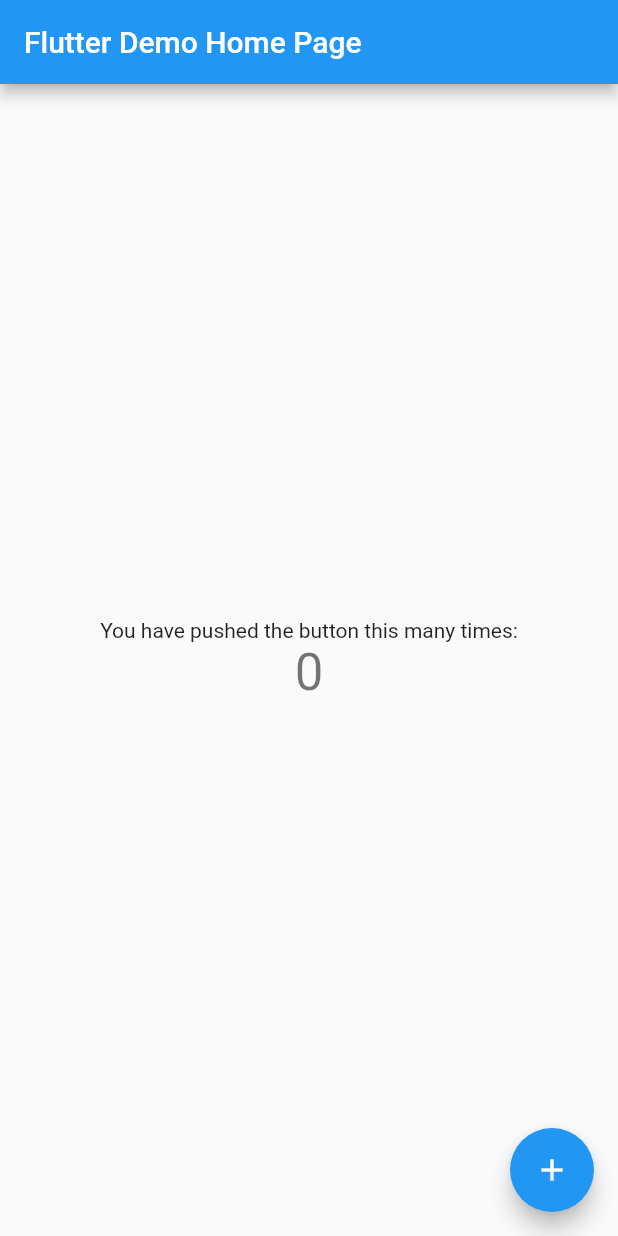
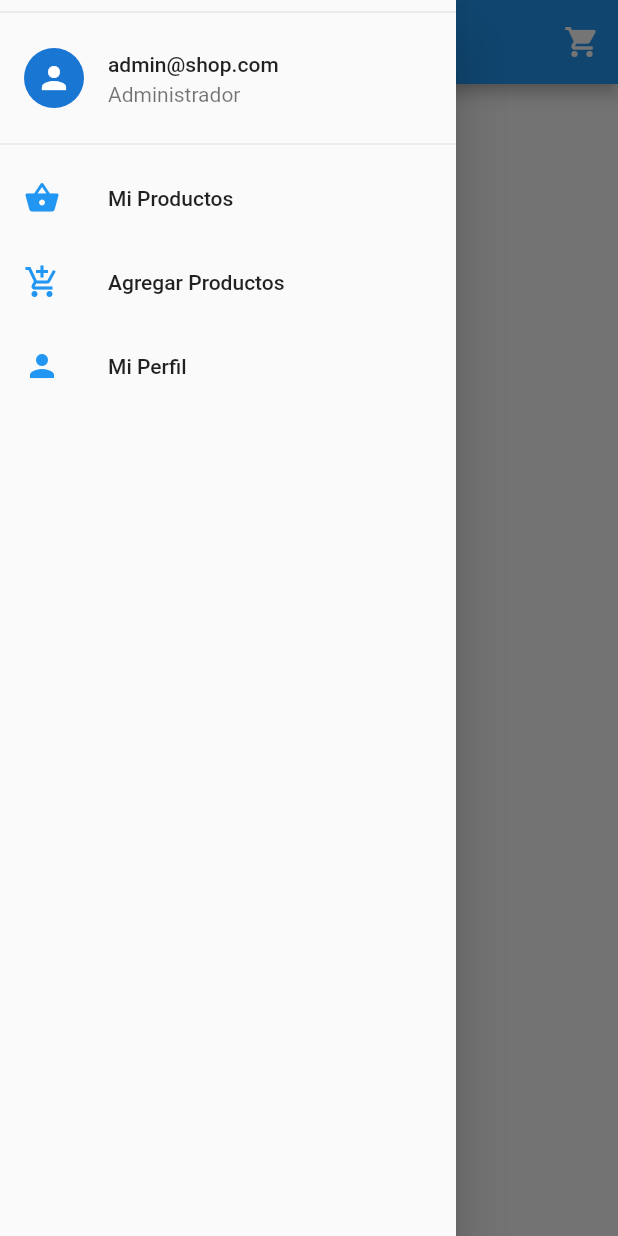
Before and after one commit to Endersonfs/Curso-Flutter-GDG-SD--Tareas, a Flutter app: the screen it shows after launch, with the side drawer open (before the commit the screen has no drawer), on a phone screen of 412 x 824 dp. Run offline on Flutter 3.47's test engine with Material 2 defaults, Android fonts, the phone set to English and light mode, and no system bars.

Commit message:
Agregando lisa de articulos a la tienda

```diff
--- a/Tienda/lib/main.dart
+++ b/Tienda/lib/main.dart
@@ -1,3 +1,5 @@
+import 'package:Tienda/screen/home_screen.dart';
+import 'package:Tienda/screen/products_screen.dart';
 import 'package:flutter/material.dart';
 
 void main() => runApp(MyApp());
@@ -7,105 +9,15 @@ class MyApp extends StatelessWidget {
   @override
   Widget build(BuildContext context) {
     return MaterialApp(
-      title: 'Flutter Demo',
+      title: 'Tienda',
       theme: ThemeData(
-        // This is the theme of your application.
-        //
-        // Try running your application with "flutter run". You'll see the
-        // application has a blue toolbar. Then, without quitting the app, try
-        // changing the primarySwatch below to Colors.green and then invoke
-        // "hot reload" (press "r" in the console where you ran "flutter run",
-        // or simply save your changes to "hot reload" in a Flutter IDE).
-        // Notice that the counter didn't reset back to zero; the application
-        // is not restarted.
         primarySwatch: Colors.blue,
       ),
-      home: MyHomePage(title: 'Flutter Demo Home Page'),
+       home: HomeScreen(),
+        routes: {
+          // HomeScreen.routename: (_)=> HomeScreen(),
+          ProductScreen.routename: (_)=>ProductScreen(),
+        },
     );
   }
 }
-
-class MyHomePage extends StatefulWidget {
-  MyHomePage({Key key, this.title}) : super(key: key);
-
-  // This widget is the home page of your application. It is stateful, meaning
-  // that it has a State object (defined below) that contains fields that affect
-  // how it looks.
-
-  // This class is the configuration for the state. It holds the values (in this
-  // case the title) provided by the parent (in this case the App widget) and
-  // used by the build method of the State. Fields in a Widget subclass are
-  // always marked "final".
-
-  final String title;
-
-  @override
-  _MyHomePageState createState() => _MyHomePageState();
-}
-
-class _MyHomePageState extends State<MyHomePage> {
-  int _counter = 0;
-
-  void _incrementCounter() {
-    setState(() {
-      // This call to setState tells the Flutter framework that something has
-      // changed in this State, which causes it to rerun the build method below
-      // so that the display can reflect the updated values. If we changed
-      // _counter without calling setState(), then the build method would not be
-      // called again, and so nothing would appear to happen.
-      _counter++;
-    });
-  }
-
-  @override
-  Widget build(BuildContext context) {
-    // This method is rerun every time setState is called, for instance as done
-    // by the _incrementCounter method above.
-    //
-    // The Flutter framework has been optimized to make rerunning build methods
-    // fast, so that you can just rebuild anything that needs updating rather
-    // than having to individually change instances of widgets.
-    return Scaffold(
-      appBar: AppBar(
-        // Here we take the value from the MyHomePage object that was created by
-        // the App.build method, and use it to set our appbar title.
-        title: Text(widget.title),
-      ),
-      body: Center(
-        // Center is a layout widget. It takes a single child and positions it
-        // in the middle of the parent.
-        child: Column(
-          // Column is also a layout widget. It takes a list of children and
-          // arranges them vertically. By default, it sizes itself to fit its
-          // children horizontally, and tries to be as tall as its parent.
-          //
-          // Invoke "debug painting" (press "p" in the console, choose the
-          // "Toggle Debug Paint" action from the Flutter Inspector in Android
-          // Studio, or the "Toggle Debug Paint" command in Visual Studio Code)
-          // to see the wireframe for each widget.
-          //
-          // Column has various properties to control how it sizes itself and
-          // how it positions its children. Here we use mainAxisAlignment to
-          // center the children vertically; the main axis here is the vertical
-          // axis because Columns are vertical (the cross axis would be
-          // horizontal).
-          mainAxisAlignment: MainAxisAlignment.center,
-          children: <Widget>[
-            Text(
-              'You have pushed the button this many times:',
-            ),
-            Text(
-              '$_counter',
-              style: Theme.of(context).textTheme.headline4,
-            ),
-          ],
-        ),
-      ),
-      floatingActionButton: FloatingActionButton(
-        onPressed: _incrementCounter,
-        tooltip: 'Increment',
-        child: Icon(Icons.add),
-      ), // This trailing comma makes auto-formatting nicer for build methods.
-    );
-  }
-}
--- /dev/null
+++ b/Tienda/lib/modal/perfil.dart
@@ -0,0 +1,10 @@
+class Perfil {
+  final String nombreCompleto;
+  final String edad;
+  final double clasificacion;
+  Perfil ({
+    this.nombreCompleto,
+    this.edad,
+    this.clasificacion
+  });
+}
--- /dev/null
+++ b/Tienda/lib/screen/home_screen.dart
@@ -0,0 +1,22 @@
+import 'package:Tienda/widget/app_drower.dart';
+import 'package:flutter/material.dart';
+
+class HomeScreen extends StatelessWidget {
+  static const routename ="/"; // pagina inicial
+  // This widget is the root of your application.
+  @override
+  Widget build(BuildContext context) {
+    return Scaffold(
+      appBar: AppBar (
+        title: Text("Mi Tienda"),
+        actions: <Widget>[
+          IconButton(icon: Icon(Icons.shopping_cart), onPressed: (){})
+        ],
+      ),
+      body: Center(
+        child: Text('Cuerpo de la tienda'),
+      ),
+      drawer: AppDrower(),
+    );
+  }
+}
--- /dev/null
+++ b/Tienda/lib/widget/app_drower.dart
@@ -0,0 +1,39 @@
+import 'package:Tienda/screen/products_screen.dart';
+import 'package:flutter/material.dart';
+
+class AppDrower extends StatelessWidget {
+  @override
+  Widget build(BuildContext context) {
+    return Drawer(
+      child: Column(
+        children:<Widget>[
+          Divider(),
+          ListTile(
+            leading: CircleAvatar(child: Icon(Icons.person),),
+            title: Text("admin@shop.com"),
+            subtitle: Text("Administrador"),
+          ),
+          Divider(),
+          ListTile(
+            leading: Icon(Icons.shopping_basket, color: Colors.blue,),
+            title: Text("Mi Productos"),
+            onTap: (){
+              Navigator.of(context).pushNamed(ProductScreen.routename);
+            },
+          ),
+          ListTile(
+            leading: Icon(Icons.add_shopping_cart, color: Colors.blue),
+            title: Text("Agregar Productos"),
+            onTap: (){
+              Navigator.of(context).pushNamed("#");
+            },
+          ),
+          ListTile(
+            leading: Icon(Icons.person, color: Colors.blue),
+            title: Text("Mi Perfil"),
+          ),
+        ]
+      ),
+    );
+  }
+}
```
Also changed, not shown: Tienda/lib/modal/product.dart (added, +11 -0 lines), Tienda/lib/screen/product_details.dart (added, +10 -0 lines), Tienda/lib/screen/products_screen.dart (added, +43 -0 lines).
